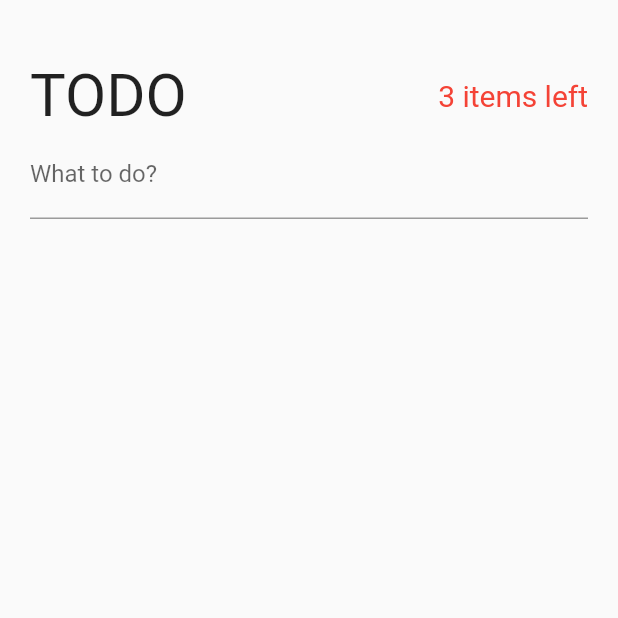
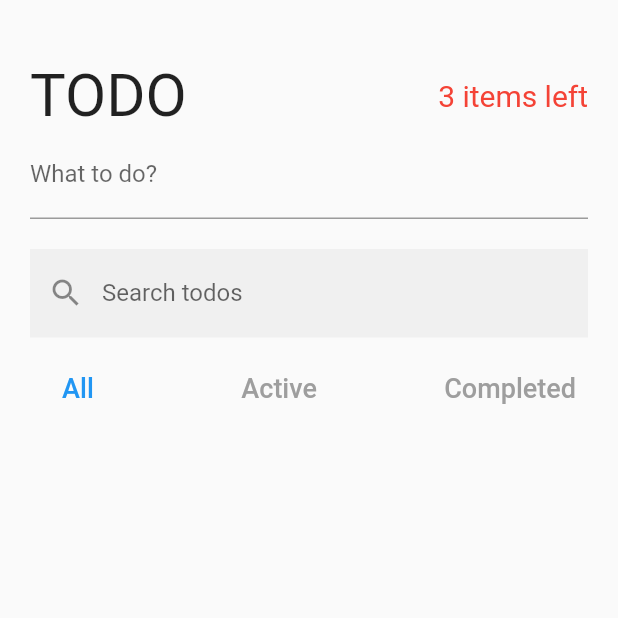
Before and after one commit to flexboni/todo_provider, a Flutter app: the screen it shows after launch, on a phone screen of 412 x 824 dp, the top half of it. Run offline on Flutter 3.47's test engine with Material 2 defaults, Android fonts, the phone set to English and light mode, and no system bars; our stand-ins replace equatable.

Commit message:
Chapter 48. SearchAndFilterTodo widget

```diff
--- a/lib/pages/todos_page.dart
+++ b/lib/pages/todos_page.dart
@@ -1,5 +1,6 @@
 import 'package:flutter/material.dart';
 import 'package:provider/provider.dart';
+import 'package:todo_provider/model/todo_model.dart';
 import 'package:todo_provider/provider/active_todo_count.dart';
 import 'package:todo_provider/provider/providers.dart';
 
@@ -25,6 +26,8 @@ class _TodosPageState extends State<TodosPage> {
               children: [
                 TodoHeader(),
                 CreateTodo(),
+                const SizedBox(height: 20),
+                SearchAndFilterTodo(),
               ],
             ),
           ),
@@ -85,3 +88,59 @@ class _CreateTodoState extends State<CreateTodo> {
     );
   }
 }
+
+class SearchAndFilterTodo extends StatelessWidget {
+  const SearchAndFilterTodo({Key? key}) : super(key: key);
+
+  @override
+  Widget build(BuildContext context) {
+    return Column(
+      children: [
+        TextField(
+          decoration: InputDecoration(
+            labelText: 'Search todos',
+            border: InputBorder.none,
+            filled: true,
+            prefixIcon: Icon(Icons.search),
+          ),
+          onChanged: (String? newSearchTerm) {
+            if (newSearchTerm != null) {
+              context.read<TodoSearch>().setSearchTerm(newSearchTerm);
+            }
+          },
+        ),
+        const SizedBox(height: 10),
+        Row(
+          mainAxisAlignment: MainAxisAlignment.spaceBetween,
+          children: [
+            filterButton(context, Filter.all),
+            filterButton(context, Filter.active),
+            filterButton(context, Filter.completed),
+          ],
+        )
+      ],
+    );
+  }
+
+  Widget filterButton(BuildContext context, Filter filter) {
+    return TextButton(
+      onPressed: () => context.read<TodoFilter>().changeFilter(filter),
+      child: Text(
+        filter == Filter.all
+            ? 'All'
+            : filter == Filter.active
+                ? 'Active'
+                : 'Completed',
+        style: TextStyle(
+          fontSize: 18,
+          color: textColor(context, filter),
+        ),
+      ),
+    );
+  }
+
+  Color textColor(BuildContext context, Filter filter) {
+    final currentFilter = context.watch<TodoFilter>().state.filter;
+    return currentFilter == filter ? Colors.blue : Colors.grey;
+  }
+}
--- a/lib/provider/todo_search.dart
+++ b/lib/provider/todo_search.dart
@@ -31,7 +31,7 @@ class TodoSearch with ChangeNotifier {
 
   TodoSearchState get state => _state;
 
-  void changeFilter(String newSearchTerm) {
+  void setSearchTerm(String newSearchTerm) {
     _state = _state.copyWith(searchTerm: newSearchTerm);
     notifyListeners();
   }
```
